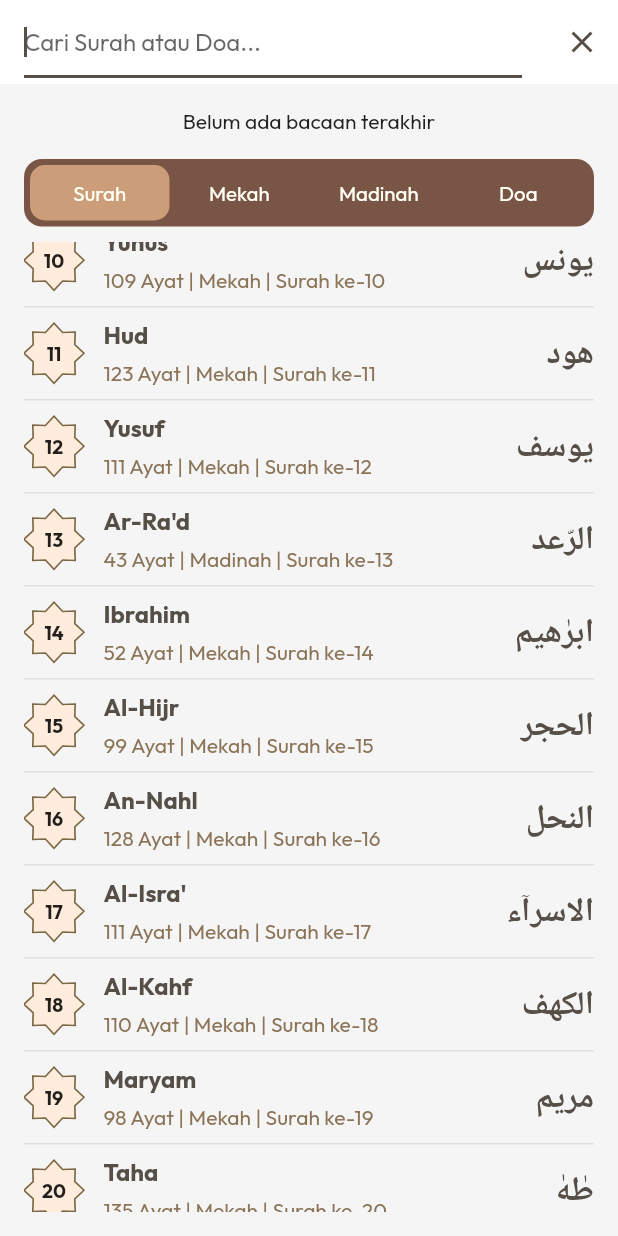
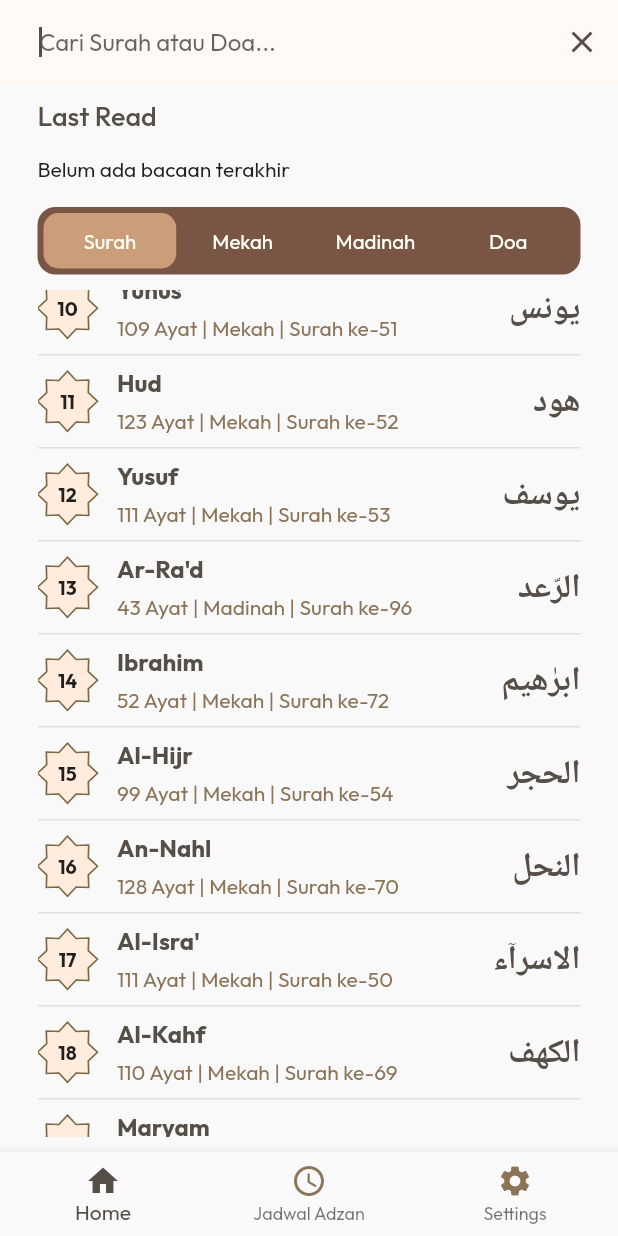
Before and after one commit to hmzahiqball/flutter-quran-v2, a Flutter app: the screen it shows after launch, scrolled down 576 dp, after a tap on the "search" icon, on a phone screen of 412 x 824 dp. Run offline on Flutter 3.47's test engine with Material 3 defaults, Android fonts, the phone set to English and light mode, and no system bars; our stand-ins replace flutter_html, google_fonts, hijri, html_unescape, shared_preferences.

Commit message:
"updated homescreen"

```diff
--- a/lib/screens/home_screen.dart
+++ b/lib/screens/home_screen.dart
@@ -1,13 +1,13 @@
 import 'package:flutter/material.dart';
 import 'dart:convert';
 import 'package:flutter/services.dart' show rootBundle;
-import 'package:shared_preferences/shared_preferences.dart';
 import 'package:flutter_quran/widget/LastReadCard_widget.dart';
 import 'package:flutter_quran/widget/FilterBar_widget.dart';
 import 'package:flutter_quran/widget/SuraItem_widget.dart';
 import 'package:flutter_quran/widget/DoaItem_widget.dart';
 import 'package:flutter_quran/widget/DoaModal_widget.dart';
 import 'package:flutter_quran/widget/Settings_widget.dart';
+import 'package:shared_preferences/shared_preferences.dart';
 
 class HomePage extends StatefulWidget {
   const HomePage({super.key});
@@ -19,12 +19,14 @@ class HomePage extends StatefulWidget {
 class _HomePageState extends State<HomePage> {
   bool isSearching = false;
   TextEditingController searchController = TextEditingController();
+  List searchResults = [];
+  String selectedFilter =
+      "Surah";
+  int selectedIndex = 0;
+  final List<String> filters = ["Surah", "Mekah", "Madinah", "Doa"];
   List surahList = [];
   List doaList = [];
-  List searchResults = [];
-  String selectedFilter = "Surah";
-  int selectedIndex = 0;
-  final List<String> filters = ["Surah", "Mekah", "Madinah", "Doa"];
+  List filteredSurahList = [];
 
   @override
   void initState() {
@@ -33,60 +35,84 @@ class _HomePageState extends State<HomePage> {
     loadDoaData();
   }
 
+  Future<List<String?>> getLastRead() async {
+    SharedPreferences prefs = await SharedPreferences.getInstance();
+    await prefs.reload();
+    String? surah = prefs.getString('lastReadSurah');
+    String? surahArabic = prefs.getString('lastReadSurahArabic');
+    String? surahType = prefs.getString('lastReadSurahType');
+    int? ayat = prefs.getInt('lastReadAyat');
+    return [
+      surah,
+      surahArabic,
+      surahType,
+      ayat != null ? ayat.toString() : null,
+    ];
+  }
+
+  void searchData(String query) {
+    setState(() {
+      if (query.isEmpty) {
+        searchResults.clear();
+      } else {
+        searchResults =
+            surahList
+                .where(
+                  (surah) =>
+                      surah['namaLatin'].toLowerCase().contains(
+                        query.toLowerCase(),
+                      ) ||
+                      surah['arti'].toLowerCase().contains(query.toLowerCase()),
+                )
+                .toList();
+
+        searchResults.addAll(
+          doaList
+              .where(
+                (doa) => doa['doa'].toLowerCase().contains(query.toLowerCase()),
+              )
+              .toList(),
+        );
+      }
+    });
+  }
+
   Future<void> loadSurahData() async {
     String data = await rootBundle.loadString('assets/json/surah.json');
+    // List<dynamic> jsonResult = json.decode(data);
     Map<String, dynamic> jsonResult = json.decode(data);
+
     setState(() {
       surahList = jsonResult['data'];
+      filteredSurahList = List.from(surahList); // Default tanpa filter
     });
   }
 
   Future<void> loadDoaData() async {
     String data = await rootBundle.loadString('assets/json/doa.json');
-    List<dynamic> jsonResult = json.decode(data);
+    List<dynamic> doajsonResult = json.decode(data);
+
     setState(() {
-      doaList = jsonResult;
-    });
-  }
-
-  Future<List<String?>> getLastRead() async {
-    SharedPreferences prefs = await SharedPreferences.getInstance();
-    await prefs.reload();
-    return [
-      prefs.getString('lastReadSurah'),
-      prefs.getString('lastReadSurahArabic'),
-      prefs.getString('lastReadSurahType'),
-      prefs.getInt('lastReadAyat')?.toString(),
-    ];
-  }
-
-  void searchData(String query) {
-    setState(() {
-      searchResults = query.isEmpty
-          ? []
-          : surahList
-              .where((surah) => surah['namaLatin'].toLowerCase().contains(query.toLowerCase()))
-              .toList()
-              ..addAll(
-                doaList.where((doa) => doa['doa'].toLowerCase().contains(query.toLowerCase())),
-              );
+      doaList = doajsonResult;
     });
   }
 
   void applyFilter() {
     setState(() {
-      switch (selectedIndex) {
-        case 1:
-          surahList = surahList.where((surah) => surah['tempatTurun'] == 'Mekah').toList();
-          break;
-        case 2:
-          surahList = surahList.where((surah) => surah['tempatTurun'] == 'Madinah').toList();
-          break;
-        case 3:
-          surahList = doaList;
-          break;
-        default:
-          loadSurahData();
+      if (selectedIndex == 1) {
+        // Filter hanya "Mekah"
+        filteredSurahList =
+            surahList.where((surah) => surah['tempatTurun'] == 'Mekah').toList();
+      } else if (selectedIndex == 2) {
+        // Filter hanya "Madinah"
+        filteredSurahList =
+            surahList.where((surah) => surah['tempatTurun'] == 'Madinah').toList();
+      } else if (selectedIndex == 3) {
+        // Default tanpa filter (doa)
+        filteredSurahList = List.from(doaList);
+      } else {
+        // Default tanpa filter (Surah)
+        filteredSurahList = List.from(surahList);
       }
     });
   }
@@ -95,69 +121,148 @@ class _HomePageState extends State<HomePage> {
     showModalBottomSheet(
       context: context,
       isScrollControlled: true,
-      shape: RoundedRectangleBorder(borderRadius: BorderRadius.vertical(top: Radius.circular(20))),
-      builder: (context) => DoaBottomSheet(
+      shape: RoundedRectangleBorder(
+        borderRadius: BorderRadius.vertical(top: Radius.circular(20)),
+      ),
+      builder: (context) {
+        return DoaBottomSheet(
           title: doa['doa'],
           arabicText: doa['ayat'],
           latinText: doa['latin'],
           translation: doa['artinya'],
+        );
+      },
+    );
+  }
+
+  void showSettingBottomSheet(BuildContext context) {
+    showModalBottomSheet(
+      context: context,
+      isScrollControlled: true,
+      shape: RoundedRectangleBorder(
+        borderRadius: BorderRadius.vertical(top: Radius.circular(20)),
       ),
+      builder: (context) {
+        return SettingsWidget();
+      },
     );
   }
 
   @override
   Widget build(BuildContext context) {
     return Scaffold(
-      backgroundColor: Colors.grey[100],
+      backgroundColor: Color(0xFFF9F9F9),
       appBar: AppBar(
-        backgroundColor: Colors.white,
+        backgroundColor: Theme.of(context).colorScheme.background,
         elevation: 0,
-        title: isSearching
-            ? TextField(
+        title:
+            isSearching
+                ? Padding(
+                  padding: const EdgeInsets.only(left: 10.0),
+                  child: TextField(
                     controller: searchController,
                     autofocus: true,
-                decoration: InputDecoration(hintText: "Cari Surah atau Doa..."),
+                    decoration: InputDecoration(
+                      hintText: "Cari Surah atau Doa...",
+                      border: InputBorder.none,
+                    ),
                     onChanged: searchData,
+                  ),
                 )
-            : Text(
+                : Padding(
+                  padding: const EdgeInsets.only(left: 10.0),
+                  child: Text(
                     "Al-Qur'an & Doa",
-                style: TextStyle(fontWeight: FontWeight.bold, color: Colors.black),
+                    style: TextStyle(
+                      color: Theme.of(context).colorScheme.primary,
+                      fontWeight: FontWeight.w700,
+                    ),
+                  ),
                 ),
         actions: [
-          IconButton(
-            icon: Icon(isSearching ? Icons.close : Icons.search),
+          isSearching
+              ? IconButton(
+                icon: Icon(Icons.close),
                 onPressed: () {
                   setState(() {
-                isSearching = !isSearching;
+                    isSearching = false;
                     searchController.clear();
                     searchResults.clear();
                   });
                 },
               )
+              : IconButton(
+                icon: Icon(Icons.search),
+                onPressed: () {
+                  setState(() {
+                    isSearching = true;
+                  });
+                },
+              ),
         ],
       ),
       body: Padding(
-        padding: const EdgeInsets.all(16.0),
+        padding: const EdgeInsets.symmetric(horizontal: 25.0, vertical: 10.0),
         child: Column(
+          crossAxisAlignment: CrossAxisAlignment.start,
           children: [
-            FutureBuilder<List<String?>> (
-              future: getLastRead(),
+            Text(
+              'Last Read',
+              style: TextStyle(
+                fontSize: 18,
+                color: Theme.of(context).colorScheme.primary,
+                fontWeight: FontWeight.w500,
+              ),
+            ),
+            SizedBox(height: 15),
+
+            FutureBuilder<List<String?>>(
+              future:
+                  getLastRead(), // Ambil data terbaru dari SharedPreferences
               builder: (context, snapshot) {
+                if (snapshot.connectionState == ConnectionState.waiting) {
+                  return CircularProgressIndicator(); // Loading indikator
+                }
                 if (!snapshot.hasData || snapshot.data![0] == null) {
                   return Text("Belum ada bacaan terakhir");
                 }
+
+                List<String?> lastRead = snapshot.data!;
                 return GestureDetector(
-                  onTap: () => Navigator.pushNamed(context, '/surah', arguments: int.parse(snapshot.data![0]!)),
+                  onTap: () {
+                    if (lastRead[0] != null) {
+                      // Cari Surah berdasarkan nama
+                      var surahData = surahList.firstWhere(
+                        (surah) => surah['namaLatin'].toLowerCase() == lastRead[0]!.toLowerCase(),
+                        orElse: () => null, // Jika tidak ditemukan, return null
+                      );
+
+                      if (surahData != null) {
+                        int nomorSurah = int.parse(surahData['nomor']);
+                        Navigator.pushNamed(
+                          context,
+                          '/surah',
+                          arguments: (nomorSurah),
+                        );
+                      } else {
+                        ScaffoldMessenger.of(context).showSnackBar(
+                          SnackBar(content: Text("Surah tidak ditemukan")),
+                        );
+                      }
+                    }
+                  },
                   child: LastReadCard(
-                    title: snapshot.data![0]!,
-                    arabicTitle: snapshot.data![1]!,
-                    type: snapshot.data![2]!,
-                    verse: snapshot.data![3] != null ? "Ayat ${snapshot.data![3]}" : "",
+                    title: lastRead[0] ?? "",
+                    arabicTitle: lastRead[1] ?? "",
+                    type: lastRead[2] ?? "",
+                    verse: lastRead[3] != null ? "Ayat ${lastRead[3]}" : "",
                   ),
                 );
               },
             ),
+
             SizedBox(height: 16),
+
             FilterBar(
               filters: filters,
               selectedIndex: selectedIndex,
@@ -168,22 +273,43 @@ class _HomePageState extends State<HomePage> {
                 });
               },
             ),
+
             SizedBox(height: 10),
             Expanded(
               child: ListView.builder(
-                itemCount: searchResults.isNotEmpty ? searchResults.length : surahList.length,
+                itemCount:
+                    searchResults.isNotEmpty
+                        ? searchResults.length
+                        : filteredSurahList.length,
                 itemBuilder: (context, index) {
-                  var item = searchResults.isNotEmpty ? searchResults[index] : surahList[index];
+                  var item =
+                      searchResults.isNotEmpty
+                          ? searchResults[index]
+                          : filteredSurahList[index];
+
                   return GestureDetector(
-                    onTap: () => item.containsKey('doa')
-                        ? showDoaBottomSheet(context, item)
-                        : Navigator.pushNamed(context, '/surah', arguments: item['nomor']),
-                    child: item.containsKey('doa')
+                    onTap: () {
+                      if (item.containsKey('doa')) {
+                        // Navigator.pushNamed(context, '/doa', arguments: item['id']);
+                        showDoaBottomSheet(context, item);
+                      } else {
+                        Navigator.pushNamed(
+                          context,
+                          '/surah',
+                          arguments: int.parse(item['nomor']),
+                        ).then(
+                          (_) => setState(() {}),
+                        ); // Refresh FutureBuilder setelah kembali;
+                      }
+                    },
+                    child:
+                        item.containsKey('doa')
                             ? DoaItem(number: index + 1, title: item['doa'])
                             : SuraItem(
                               number: index + 1,
                               title: item['namaLatin'],
-                            details: '${item['jumlahAyat']} Ayat | ${item['tempatTurun']} | Surah ke-${item['nomor']}',
+                              details:
+                                  '${item['jumlahAyat']} Ayat | ${item['tempatTurun']} | Surah ke-${item['urut']}',
                               arabicTitle: item['nama'],
                             ),
                   );
@@ -193,6 +319,45 @@ class _HomePageState extends State<HomePage> {
           ],
         ),
       ),
+      bottomNavigationBar: BottomNavigationBar(
+        type: BottomNavigationBarType.fixed,
+        items: [
+          BottomNavigationBarItem(
+            icon: Icon(
+              Icons.home,
+              color: Theme.of(context).colorScheme.primary,
+            ),
+            label: 'Home',
+          ),
+          BottomNavigationBarItem(
+            icon: Icon(
+              Icons.schedule,
+              color: Theme.of(context).colorScheme.secondary,
+            ),
+            label: 'Jadwal Adzan',
+          ),
+          BottomNavigationBarItem(
+            icon: Icon(
+              Icons.settings,
+              color: Theme.of(context).colorScheme.secondary,
+            ),
+            label: 'Settings',
+          ),
+        ],
+        onTap: (index) {
+          switch (index) {
+            case 0:
+              Navigator.pushNamed(context, '/home');
+              break;
+            case 1:
+              Navigator.pushNamed(context, '/jadwal');
+              break;
+            case 2:
+              showSettingBottomSheet(context);
+              break;
+          }
+        },
+      ),
     );
   }
 }
```
Also changed, not shown: assets/json/surah.json. Lines whose indentation alone changed are shown as unchanged.
